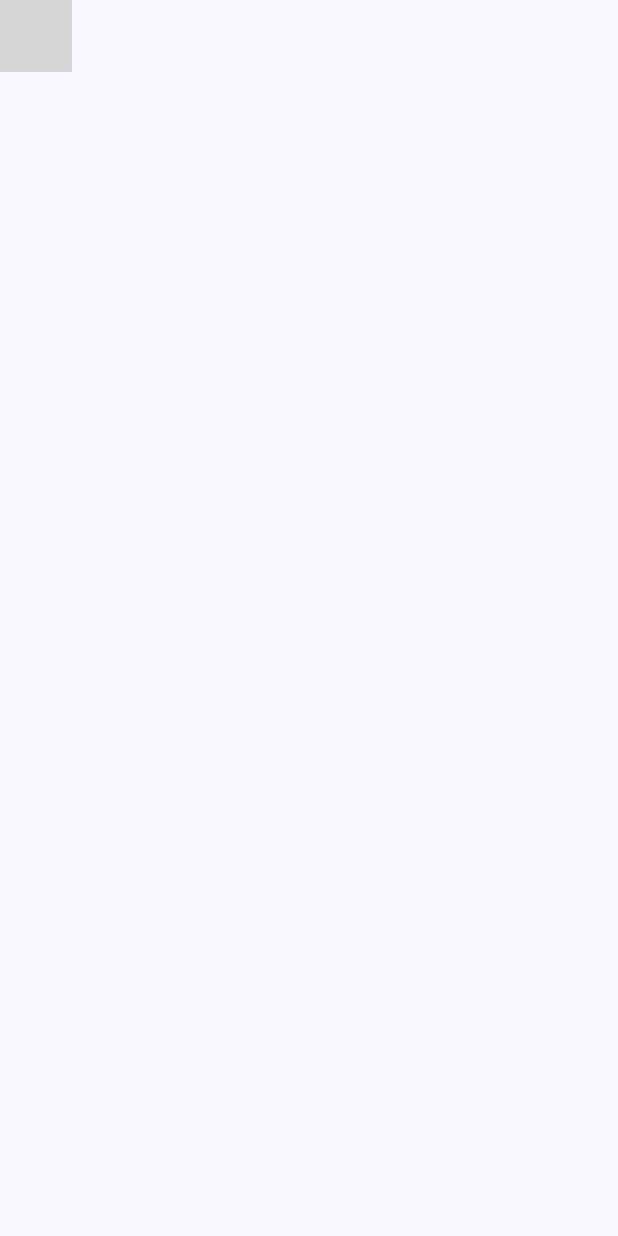
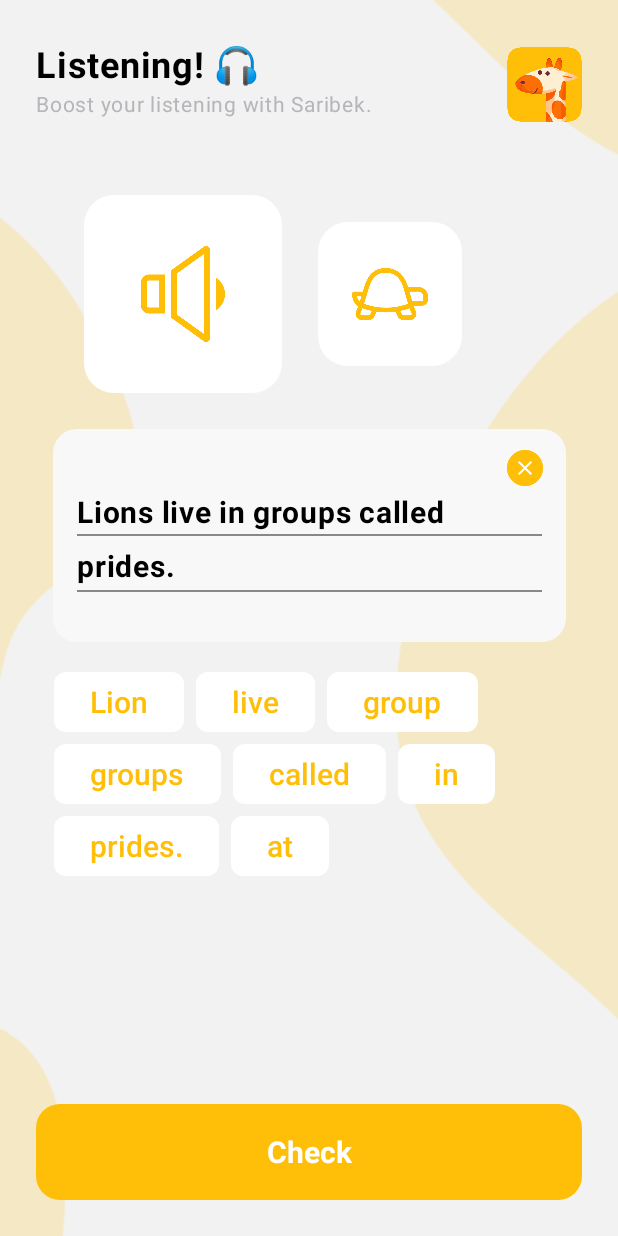
Before and after one commit to atabekkr/Giraffe-EduApp, an Android app built with Jetpack Compose: the ListeningTestScreen screen opened through its navigation route, on a phone screen of 412 x 824 dp. Run offline under Robolectric (Android 15) with nearby library versions, the phone set to English and light mode, and no system bars; grey boxes are pictures that could not be loaded.

```diff
--- a/app/src/main/java/com/imax/giraffe/presentation/navigation/MainNavigation.kt
+++ b/app/src/main/java/com/imax/giraffe/presentation/navigation/MainNavigation.kt
@@ -29,7 +29,7 @@ fun MainNav(
     NavHost(
         modifier = modifier,
         navController = navHostController,
-        startDestination = Screen.Login
+        startDestination = Screen.ListeningTest
     ) {
         composable<Screen.Login> {
             LoginScreen { navigateTo ->
--- a/app/src/main/java/com/imax/giraffe/presentation/screen/ListeningTestScreen.kt
+++ b/app/src/main/java/com/imax/giraffe/presentation/screen/ListeningTestScreen.kt
@@ -1,18 +1,171 @@
 package com.imax.giraffe.presentation.screen
 
+import androidx.compose.foundation.Image
+import androidx.compose.foundation.layout.Arrangement
+import androidx.compose.foundation.layout.Column
+import androidx.compose.foundation.layout.ExperimentalLayoutApi
+import androidx.compose.foundation.layout.FlowRow
+import androidx.compose.foundation.layout.Row
+import androidx.compose.foundation.layout.Spacer
 import androidx.compose.foundation.layout.fillMaxSize
+import androidx.compose.foundation.layout.fillMaxWidth
+import androidx.compose.foundation.layout.height
+import androidx.compose.foundation.layout.padding
+import androidx.compose.foundation.layout.size
+import androidx.compose.foundation.shape.RoundedCornerShape
+import androidx.compose.material3.Button
+import androidx.compose.material3.ButtonDefaults
+import androidx.compose.material3.Text
 import androidx.compose.runtime.Composable
+import androidx.compose.runtime.mutableStateListOf
+import androidx.compose.runtime.remember
+import androidx.compose.ui.Alignment
 import androidx.compose.ui.Modifier
-import androidx.compose.ui.viewinterop.AndroidViewBinding
-import com.imax.giraffe.databinding.FragmentListeningTestBinding
-import com.imax.giraffe.presentation.fragment.ListeningTestFragment
+import androidx.compose.ui.draw.paint
+import androidx.compose.ui.graphics.Color
+import androidx.compose.ui.layout.ContentScale
+import androidx.compose.ui.res.painterResource
+import androidx.compose.ui.text.TextStyle
+import androidx.compose.ui.text.font.FontWeight
+import androidx.compose.ui.unit.dp
+import androidx.compose.ui.unit.sp
+import com.imax.giraffe.R
+import com.imax.giraffe.presentation.ui.components.SentenceCard
+import com.imax.giraffe.presentation.ui.components.SoundCard
+import com.imax.giraffe.presentation.ui.components.StandardButtonWithoutPadding
+import com.imax.giraffe.presentation.ui.theme.grayTypography
+import com.imax.giraffe.presentation.ui.theme.primaryColor
 
+//@Composable
+//fun ListeningTestScreen() {
+//    AndroidView(
+//        modifier = Modifier.fillMaxSize(),
+//        factory = { context ->
+//            FrameLayout(context).apply {
+//                id = View.generateViewId() // Генерируем уникальный ID для контейнера фрагмента
+//                (context as? AppCompatActivity)?.supportFragmentManager?.commit {
+//                    replace(id, ListeningTestFragment())
+//                }
+//            }
+//        }
+//    )
+//}
+
+@OptIn(ExperimentalLayoutApi::class)
 @Composable
 fun ListeningTestScreen() {
-    AndroidViewBinding(
-        FragmentListeningTestBinding::inflate,
-        Modifier.fillMaxSize()
+    var selectedWords = remember {
+        mutableStateListOf(
+            "Lions",
+            "live",
+            "in",
+            "groups",
+            "called",
+            "prides."
+        )
+    }
+    Column(
+        modifier = Modifier
+            .fillMaxSize()
+            .paint(
+                painterResource(R.drawable.background2),
+                contentScale = ContentScale.Crop
+            )
+            .padding(horizontal = 24.dp),
+        horizontalAlignment = Alignment.CenterHorizontally
     ) {
-        val listeningTestFragment = this.myFragment.getFragment<ListeningTestFragment>()
+        // Верхний заголовок
+        Row(
+            modifier = Modifier
+                .fillMaxWidth()
+                .padding(top = 30.dp),
+            horizontalArrangement = Arrangement.SpaceBetween,
+            verticalAlignment = Alignment.CenterVertically
+        ) {
+            Column {
+                Text(
+                    text = "Listening! 🎧",
+                    fontSize = 24.sp,
+                    fontWeight = FontWeight.Bold,
+                    color = Color.Black
+                )
+                Text(
+                    text = "Boost your listening with Saribek.",
+                    fontSize = 14.sp,
+                    color = grayTypography
+                )
+            }
+            Image(
+                painter = painterResource(id = R.drawable.pic_giraffe),
+                contentDescription = "Avatar",
+                modifier = Modifier.size(50.dp)
+            )
+        }
+
+        // Кнопки с иконками
+        Row(
+            modifier = Modifier
+                .fillMaxWidth()
+                .padding(start = 32.dp, top = 48.dp),
+            horizontalArrangement = Arrangement.spacedBy(24.dp),
+            verticalAlignment = Alignment.CenterVertically
+        ) {
+            SoundCard(iconRes = R.drawable.ic_sound, size = 132.dp) {
+
+            }
+            SoundCard(iconRes = R.drawable.ic_slow_sound, size = 96.dp) {
+
+            }
+        }
+
+        Spacer(modifier = Modifier.height(24.dp))
+
+        SentenceCard(
+            selectedWords
+        ) {
+            selectedWords.clear()
+        }
+
+        Spacer(modifier = Modifier.height(16.dp))
+
+        // Кнопки со словами
+        FlowRow(
+            modifier = Modifier
+                .fillMaxWidth()
+                .padding(horizontal = 12.dp),
+            horizontalArrangement = Arrangement.spacedBy(8.dp)
+        ) {
+            listOf(
+                "Lion",
+                "live",
+                "group",
+                "groups",
+                "called",
+                "in",
+                "prides.",
+                "at"
+            ).forEach { word ->
+                Button(
+                    onClick = {
+                        selectedWords.add(word)
+                    },
+                    shape = RoundedCornerShape(8.dp),
+                    colors = ButtonDefaults.buttonColors(containerColor = Color.White)
+                ) {
+                    Text(
+                        text = word,
+                        color = primaryColor,
+                        style = TextStyle(fontSize = 20.sp, fontWeight = FontWeight.Medium)
+                    )
+                }
+            }
+        }
+
+        Spacer(modifier = Modifier.weight(1f))
+
+        StandardButtonWithoutPadding(
+            modifier = Modifier.padding(bottom = 24.dp),
+            text = "Check"
+        ) { }
     }
 }
--- a/app/src/main/java/com/imax/giraffe/presentation/ui/components/Buttons.kt
+++ b/app/src/main/java/com/imax/giraffe/presentation/ui/components/Buttons.kt
@@ -38,3 +38,26 @@ fun StandardButton(
         Text(text, style = TextStyle(fontWeight = FontWeight.Bold, fontSize = 20.sp))
     }
 }
+
+@Composable
+fun StandardButtonWithoutPadding(
+    modifier: Modifier = Modifier,
+    text: String,
+    onClick: () -> Unit,
+) {
+    Button(
+        modifier = modifier
+            .fillMaxWidth()
+            .height(64.dp),
+        onClick = {
+            onClick.invoke()
+        },
+        shape = RoundedCornerShape(16.dp),
+        colors = ButtonDefaults.buttonColors(
+            contentColor = Color.White,
+            containerColor = primaryColor
+        )
+    ) {
+        Text(text, style = TextStyle(fontWeight = FontWeight.Bold, fontSize = 20.sp))
+    }
+}
--- /dev/null
+++ b/app/src/main/java/com/imax/giraffe/presentation/ui/components/Cards.kt
@@ -0,0 +1,122 @@
+package com.imax.giraffe.presentation.ui.components
+
+import androidx.compose.foundation.BorderStroke
+import androidx.compose.foundation.layout.Box
+import androidx.compose.foundation.layout.Column
+import androidx.compose.foundation.layout.PaddingValues
+import androidx.compose.foundation.layout.Spacer
+import androidx.compose.foundation.layout.fillMaxSize
+import androidx.compose.foundation.layout.fillMaxWidth
+import androidx.compose.foundation.layout.height
+import androidx.compose.foundation.layout.padding
+import androidx.compose.foundation.layout.size
+import androidx.compose.foundation.layout.width
+import androidx.compose.foundation.shape.CircleShape
+import androidx.compose.foundation.shape.RoundedCornerShape
+import androidx.compose.material.icons.Icons
+import androidx.compose.material.icons.filled.Close
+import androidx.compose.material3.ButtonDefaults
+import androidx.compose.material3.Card
+import androidx.compose.material3.CardDefaults
+import androidx.compose.material3.Divider
+import androidx.compose.material3.Icon
+import androidx.compose.material3.OutlinedButton
+import androidx.compose.material3.Text
+import androidx.compose.runtime.Composable
+import androidx.compose.ui.Alignment
+import androidx.compose.ui.Modifier
+import androidx.compose.ui.graphics.Color
+import androidx.compose.ui.res.painterResource
+import androidx.compose.ui.text.font.FontWeight
+import androidx.compose.ui.unit.Dp
+import androidx.compose.ui.unit.dp
+import androidx.compose.ui.unit.sp
+import com.imax.giraffe.presentation.ui.theme.primaryColor
+
+@Composable
+fun SoundCard(
+    modifier: Modifier = Modifier,
+    iconRes: Int,
+    size: Dp,
+    onClick: () -> Unit
+) {
+    Card(
+        modifier = modifier
+            .size(size),
+        onClick = { onClick() },
+        shape = RoundedCornerShape(20.dp),
+        colors = CardDefaults.cardColors(containerColor = Color.White)
+    ) {
+        Box(
+            contentAlignment = Alignment.Center,
+            modifier = Modifier.fillMaxSize()
+        ) {
+            Icon(
+                painter = painterResource(iconRes),
+                contentDescription = "Sound Icon",
+                tint = primaryColor,
+                modifier = Modifier.size(64.dp)
+            )
+        }
+    }
+}
+
+@Composable
+fun SentenceCard(
+    selectedWords: List<String>,
+    onClear: () -> Unit
+) {
+    Card(
+        modifier = Modifier
+            .width(342.dp)
+            .height(142.dp),
+        shape = RoundedCornerShape(16.dp),
+        colors = CardDefaults.cardColors(containerColor = Color(0xFFF8F8F8))
+    ) {
+        Box(
+            modifier = Modifier
+                .fillMaxWidth()
+                .padding(top = 14.dp, end = 15.dp),
+            contentAlignment = Alignment.TopEnd // Размещаем кнопку в верхнем правом углу
+        ) {
+            OutlinedButton(
+                onClick = { onClear() },
+                modifier = Modifier.size(24.dp),
+                shape = CircleShape,
+                border = BorderStroke(width = 0.dp, primaryColor),
+                contentPadding = PaddingValues(0.dp),
+                colors = ButtonDefaults.outlinedButtonColors(containerColor = primaryColor)
+            ) {
+                Icon(
+                    Icons.Default.Close,
+                    modifier = Modifier.padding(4.dp),
+                    contentDescription = "Close",
+                    tint = Color.White
+                )
+            }
+        }
+        Box(
+            modifier = Modifier
+                .fillMaxSize()
+                .padding(start = 16.dp, end = 16.dp, bottom = 16.dp)
+        ) {
+            // Текст, формируемый из выбранных слов
+            Text(
+                text = selectedWords.joinToString(" "),
+                fontSize = 20.sp,
+                lineHeight = 36.sp,
+                maxLines = 2,
+                fontWeight = FontWeight.Bold,
+                color = Color.Black
+            )
+
+            // Разделители
+            Column(modifier = Modifier.fillMaxSize()) {
+                Spacer(modifier = Modifier.height(32.dp))
+                Divider(color = Color.Gray, thickness = 1.dp)
+                Spacer(modifier = Modifier.height(36.dp))
+                Divider(color = Color.Gray, thickness = 1.dp)
+            }
+        }
+    }
+}
```
Also changed, not shown: app/src/main/res/drawable/ic_slow_sound.png (added), app/src/main/res/drawable/ic_sound.png (added).
